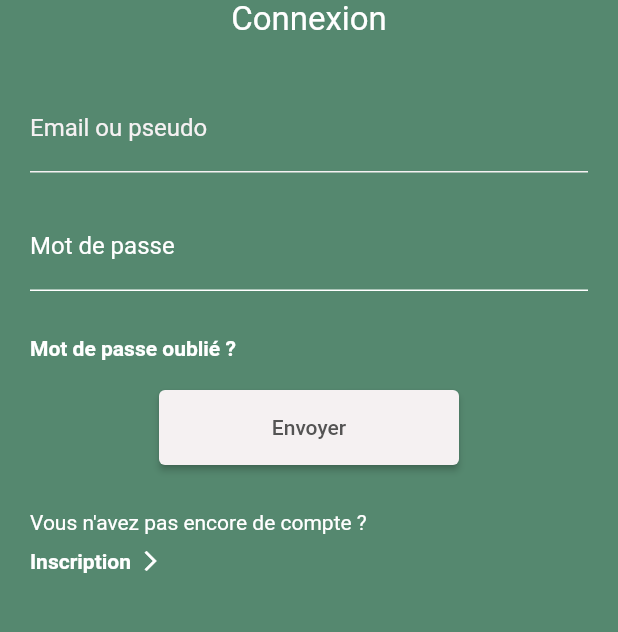
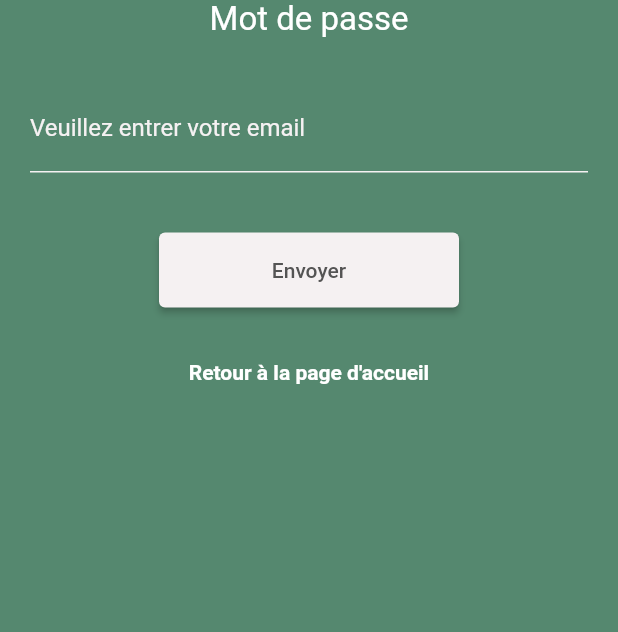
Before and after one commit to PintoJody/SmokeHelper, a Flutter app: the screen it shows after launch, after a tap on "Mot de passe oublié ?", on a phone screen of 412 x 824 dp, the part 300-932 px from its top. Run offline on Flutter 3.47's test engine with Material 2 defaults, Android fonts, the phone set to English and light mode, and no system bars; our stand-ins replace fl_chart, flutter_bluetooth_serial, flutter_secure_storage, flutter_svg, shared_preferences; missing offline and left inert: dart:ffi; accounts and stored records are empty; network calls fail.

Commit message:
:construction: resetPasswordService

```diff
--- a/lib/main.dart
+++ b/lib/main.dart
@@ -9,6 +9,7 @@ import 'package:smoke_helper/view/profilView.dart';
 import 'package:smoke_helper/view/profilFormView.dart';
 import 'package:smoke_helper/view/progressView.dart';
 import 'package:smoke_helper/view/registerView.dart';
+import 'package:smoke_helper/view/resetPasswordView.dart';
 import 'package:smoke_helper/view/settingView.dart';
 import 'package:smoke_helper/widget/HeaderNavigationView.dart';
 import 'view/home.dart';
@@ -52,6 +53,7 @@ class _MyAppState extends State<MyApp> {
         '/ConsumptionView': (context) => ConsumptionView(),
         '/BluetoothView': (context) => BluetoothConnectionWidget(),
         '/ProgressView': (context) => ProgressView(),
+        '/ResetPassword': (context) => ResetPassword(),
       },
       home: Scaffold(
           backgroundColor: const Color(0xFFF5F1F2),
--- /dev/null
+++ b/lib/service/resetPasswordService.dart
@@ -0,0 +1,32 @@
+import 'package:http/http.dart' as http;
+import 'dart:convert';
+
+class GetResponse {
+  bool success;
+  String data;
+
+  GetResponse({required this.success, required this.data});
+}
+
+class ResetPasswordService {
+
+  static Future<GetResponse> resetPasswordEmail(String email) async {
+    final url = Uri.parse('https://smokehelperapi.hop.sh/users/resetPassword/$email');
+    final request = http.MultipartRequest('GET', url);
+    request.headers['Content-Type'] = 'multipart/form-data';
+
+    try {
+      final response = await request.send();
+      final responseData = await response.stream.transform(utf8.decoder).join();
+
+      if (response.statusCode == 200) {
+        return GetResponse(success: true, data: responseData);
+      } else {
+        return GetResponse(success: false, data: responseData);
+      }
+    } catch (e) {
+      print("Erreur lors de la connexion au serveur : $e");
+      return GetResponse(success: false, data: e.toString());
+    }
+  }
+}
--- a/lib/view/loginView.dart
+++ b/lib/view/loginView.dart
@@ -4,6 +4,7 @@ import 'package:flutter/material.dart';
 import 'package:flutter_svg/flutter_svg.dart';
 import 'package:smoke_helper/service/auth_token_service.dart';
 import 'package:smoke_helper/theme/theme.dart';
+import 'package:smoke_helper/view/resetPasswordView.dart';
 
 import '../model/UserModel.dart';
 import '../service/login_service.dart';
@@ -161,7 +162,9 @@ class _LoginView extends State<LoginView> {
                       crossAxisAlignment: CrossAxisAlignment.start,
                       children: [
                         InkWell(
-                          onTap: () {},
+                          onTap: () {
+                            Navigator.pushNamed(context, '/ResetPassword');
+                          },
                           child: const Text(
                             'Mot de passe oublié ?',
                             style: TextStyle(
--- /dev/null
+++ b/lib/view/resetPasswordView.dart
@@ -0,0 +1,152 @@
+import 'dart:convert';
+
+import 'package:flutter/material.dart';
+import 'package:flutter_svg/svg.dart';
+import '../service/auth_token_service.dart';
+import '../service/resetPasswordService.dart';
+import '../theme/theme.dart';
+import '../widget/HeaderNavigationView.dart';
+
+class ResetPassword extends StatefulWidget {
+  const ResetPassword({Key? key}) : super(key: key);
+
+  @override
+  State<ResetPassword> createState() => _resetPasswordState();
+}
+
+class _resetPasswordState extends State<ResetPassword> {
+  final AuthService _authService = AuthService();
+  final _formKey = GlobalKey<FormState>();
+  String? _emailError;
+  late String _email;
+
+  Future<void> _reset() async {
+    final responseJson = await ResetPasswordService.resetPasswordEmail(_email);
+
+    //Format data
+    Map<String, dynamic> responseData;
+    responseData = await json.decode(responseJson.data);
+
+    if (responseJson.success) {
+      ScaffoldMessenger.of(context).showSnackBar(
+        const SnackBar(
+          content: Text('Vous allez recevoir un mail'),
+          duration: Duration(seconds: 2),
+          backgroundColor: CustomTheme.successColor,
+        ),
+      );
+
+      await _authService.setAuthToken('userId', responseData["data"]["_id"]);
+
+      // // Redirection main app page
+      // await Future.delayed(const Duration(seconds: 2));
+      // Navigator.popUntil(context, (route) => route.isFirst);
+
+    }else{
+      setState(() {
+        _emailError = responseData['email'];
+      });
+    }
+  }
+
+  @override
+  Widget build(BuildContext context) {
+    return Scaffold(
+        resizeToAvoidBottomInset: false,
+        backgroundColor: CustomTheme.greenColor,
+        body: SingleChildScrollView(
+          child: Form(
+            key: _formKey,
+            child: Padding(
+              padding: const EdgeInsets.all(20.0),
+              child: Column(
+                  mainAxisAlignment: MainAxisAlignment.center,
+                  children: <Widget>[
+                    SizedBox(
+                      height: 180,
+                      child: SvgPicture.asset(
+                        'assets/LOGO.svg',
+                        fit: BoxFit.contain,
+                      ),
+                    ),
+                    const Text(
+                      'Mot de passe',
+                      style: TextStyle(
+                        fontSize: 22.0,
+                        color: Colors.white,
+                      ),
+                    ),
+                    const SizedBox(height: 30.0),
+                    TextFormField(
+                      decoration: const InputDecoration(
+                        labelText: 'Veuillez entrer votre email',
+                        labelStyle: TextStyle(
+                          color: CustomTheme.bgWhiteColor,
+                        ),
+                        hintText: "exemple@gmail.com",
+                        enabledBorder: UnderlineInputBorder(
+                          borderSide: BorderSide(color: CustomTheme.bgWhiteColor),
+                        ),
+                      ),
+                      style: const TextStyle(
+                        color: Colors.white,
+                      ),
+                      validator: (value) {
+                        if (value?.isEmpty ?? true) {
+                          return "Vous devez remplir ce champ";
+                        }else if (_emailError != null) {
+                          return _emailError;
+                        }
+                        return null;
+                      },
+                      onSaved: (value) => _email = value!,
+                    ),
+                    const SizedBox(height: 40.0),
+                    SizedBox(
+                        width: 200.0,
+                        height: 50.0,
+                        child: ElevatedButton(
+                          style: ButtonStyle(
+                            backgroundColor: MaterialStateProperty.all(CustomTheme.bgWhiteColor),
+                          ),
+                          onPressed: () {
+                            if(_formKey.currentState?.validate() ?? false){
+                              _formKey.currentState?.save();
+                              _reset();
+                            }else{
+                              ScaffoldMessenger.of(context).showSnackBar(
+                                const SnackBar(
+                                  content: Text('Problème lors de l\'envoi'),
+                                  duration: Duration(seconds: 3),
+                                  backgroundColor: CustomTheme.warningColor,
+                                ),
+                              );
+                            }
+                          },
+                          child: const Text(
+                            "Envoyer",
+                            style: TextStyle(color: CustomTheme.greyColor),
+                          ),
+                        )
+                    ),
+                    SizedBox(height: 35.0),
+                    InkWell(
+                      onTap: () {
+                        Navigator.pop(context);
+                      },
+                      child: const Text(
+                        'Retour à la page d\'accueil',
+                        style: TextStyle(
+                          color: Colors.white,
+                          fontWeight: FontWeight.bold,
+                        ),
+                      ),
+                    ),
+                  ]
+              ),
+            ),
+          ),
+        )
+    );
+  }
+}
```
